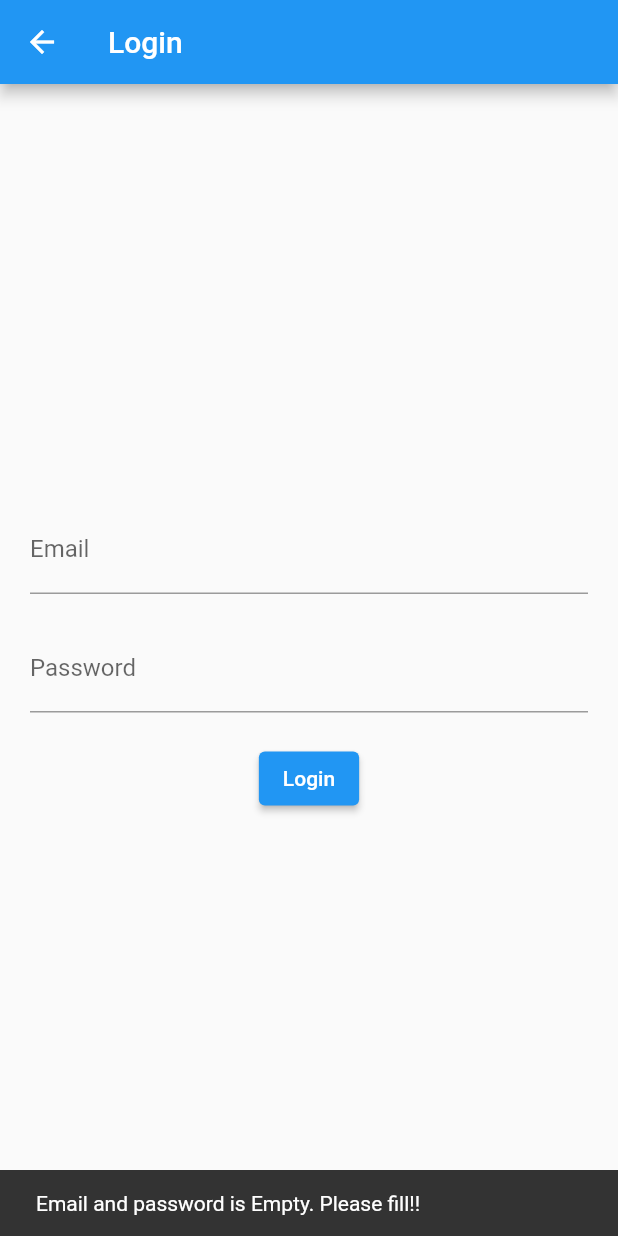
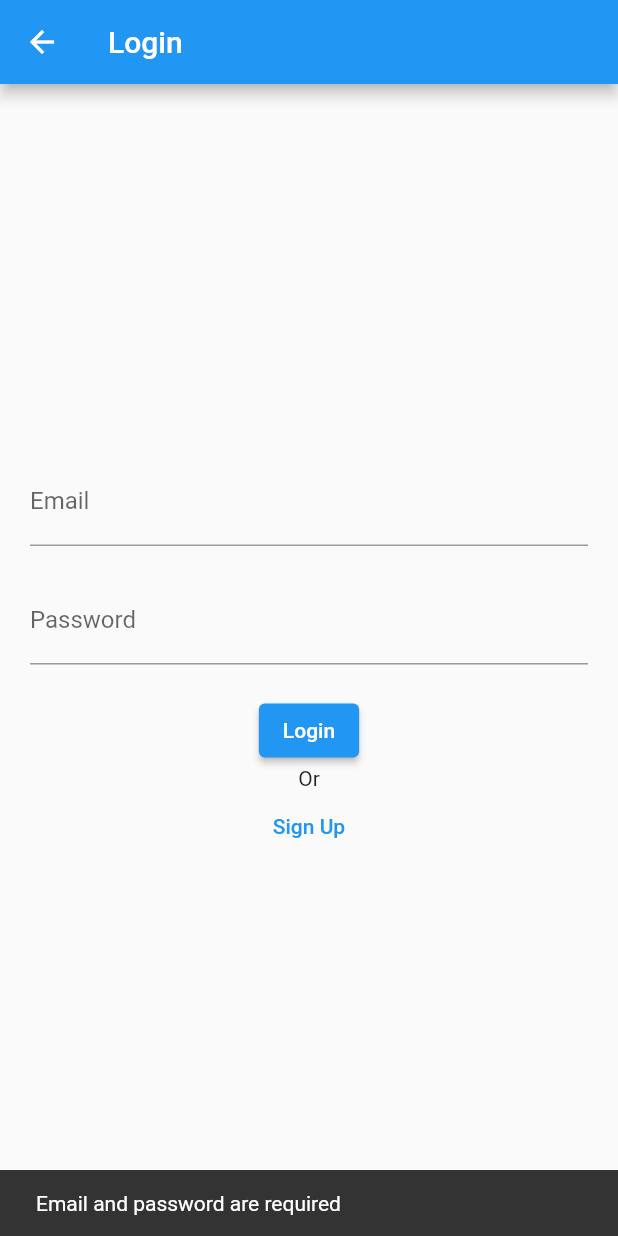
Before and after one commit to abdulrauf21/Todo_app, a Flutter app: the LoginScreen screen opened directly, after a tap on "Login", on a phone screen of 412 x 824 dp. Run offline on Flutter 3.47's test engine with Material 2 defaults, Android fonts, the phone set to English and light mode, and no system bars; our stand-ins replace cloud_firestore, firebase_auth, firebase_core, shared_preferences; accounts and stored records are empty.

Commit message:
firebase auth used to sign in and sign up

```diff
--- a/lib/main.dart
+++ b/lib/main.dart
@@ -1,5 +1,6 @@
 import 'package:firebase_core/firebase_core.dart';
 import 'package:flutter/material.dart';
+import 'package:todo_app/controller/auth_provider.dart';
 import 'package:todo_app/controller/task_provider.dart';
 import 'package:todo_app/controller/user_provider.dart';
 import 'package:todo_app/screens/splash_screen.dart';
@@ -22,6 +23,7 @@ class MyApp extends StatelessWidget {
       providers: [
         ChangeNotifierProvider(create: (context) => UserProvider()),
         ChangeNotifierProvider(create: (context) => TaskProvider()),
+        ChangeNotifierProvider(create: (context) => AuthProvider()),
       ],
       child: MaterialApp(
         debugShowCheckedModeBanner: false,
--- a/lib/screens/login_screen.dart
+++ b/lib/screens/login_screen.dart
@@ -2,9 +2,11 @@ import 'package:flutter/material.dart';
 import 'package:flutter/src/foundation/key.dart';
 import 'package:flutter/src/widgets/framework.dart';
 import 'package:provider/provider.dart';
+import 'package:todo_app/controller/auth_provider.dart';
 import 'package:todo_app/controller/user_provider.dart';
 import 'package:todo_app/model/user_model.dart';
 import 'package:todo_app/screens/home_screen.dart';
+import 'package:todo_app/screens/sign_up_screen.dart';
 
 class LoginScreen extends StatefulWidget {
   const LoginScreen({Key? key}) : super(key: key);
@@ -49,39 +51,40 @@ class _LoginScreenState extends State<LoginScreen> {
                   onPressed: () {
                     if (_emailController.text.isNotEmpty &&
                         _passwordController.text.isNotEmpty) {
-                      UserModel userModel = UserModel(
-                        email: _emailController.text,
-                        password: _passwordController.text,
-                      );
-                      Provider.of<UserProvider>(context, listen: false)
-                          .login(userModel)
+                      Provider.of<AuthProvider>(context, listen: false)
+                          .signInWithEmailAndPassword(_emailController.text,
+                              _passwordController.text, context)
                           .then((value) {
                         if (value == true) {
                           _emailController.clear();
                           _passwordController.clear();
                           Navigator.push(
-                              context,
-                              MaterialPageRoute(
-                                  builder: (context) => HomeScreen()));
-                        } else {
-                          final snackBar = SnackBar(
-                              content:
-                                  Text("Email and password did not match !!"));
-                          ScaffoldMessenger.of(context).showSnackBar(snackBar);
+                            context,
+                            MaterialPageRoute(
+                              builder: (context) => HomeScreen(),
+                            ),
+                          );
                         }
                       });
                     } else {
-                      final snackBar = SnackBar(
-                          content: Text(
-                              "Email and password is Empty. Please fill!!"));
-                      ScaffoldMessenger.of(context).showSnackBar(snackBar);
+                      final snackbar = SnackBar(
+                          content: Text("Email and password are required"));
+                      ScaffoldMessenger.of(context).showSnackBar(snackbar);
                     }
                   },
                   child: Text("Login"),
+                ),
+                Text("Or"),
+                TextButton(
+                  onPressed: () {
+                    Navigator.of(context).push(MaterialPageRoute(
+                        builder: (context) => SignUpScreen()));
+                  },
+                  child: Text("Sign Up"),
                 )
               ],
             ),
-            Provider.of<UserProvider>(context).isLoading
+            Provider.of<AuthProvider>(context).isLoading == true
                 ? Center(
                     child: CircularProgressIndicator(),
                   )
--- a/pubspec.yaml
+++ b/pubspec.yaml
@@ -38,6 +38,7 @@ dependencies:
   firebase_core: ^1.23.0
   provider: ^6.0.3
   shared_preferences: ^2.0.15
+  firebase_auth: ^3.11.2
 
 
 dev_dependencies:
```
Also changed, not shown: lib/controller/auth_provider.dart (added, +88 -0 lines), lib/screens/sign_up_screen.dart (added, +85 -0 lines), pubspec.lock, 1 other file.
